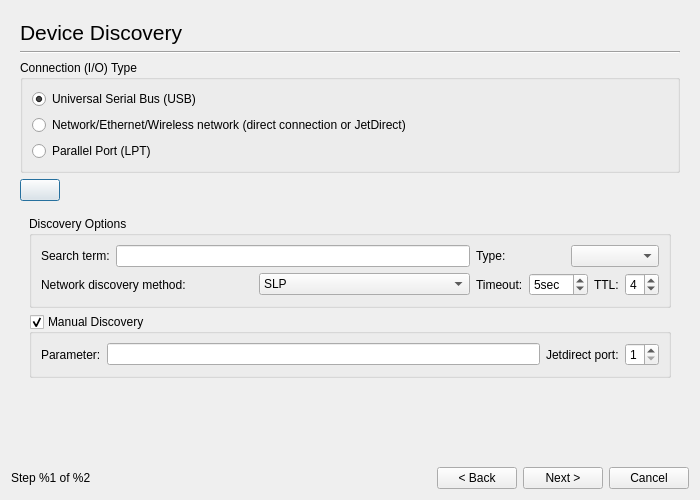
Qt form ui4/setupdialog_base.ui (jpopelka/hplip) before a commit.
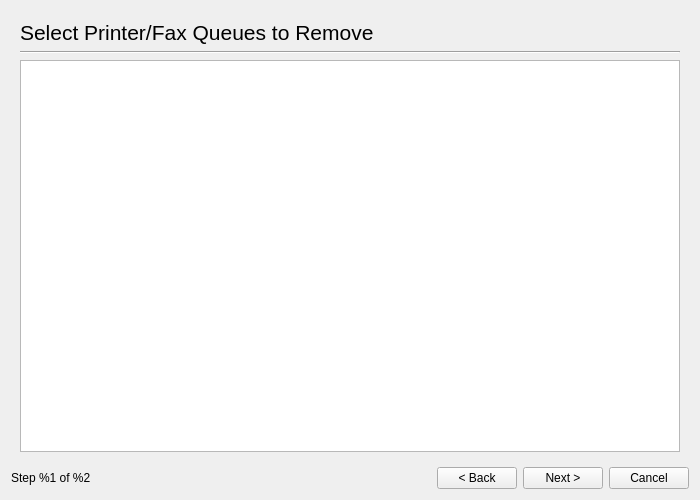
The same form after that commit. The open tabs and pages were chosen to show the change.

The edit to the form file:
```diff
--- a/ui4/setupdialog_base.ui
+++ b/ui4/setupdialog_base.ui
@@ -65,7 +65,7 @@
             </property>
            </widget>
           </item>
-          <item row="2" column="0" >
+          <item row="3" column="0" >
            <widget class="QRadioButton" name="ParallelRadioButton" >
             <property name="enabled" >
              <bool>true</bool>
@@ -552,8 +552,47 @@
           <string>Send test page to printer</string>
          </property>
          <property name="checked" >
+          <bool>false</bool>
+         </property>
+        </widget>
+       </item>
+      </layout>
+     </widget>
+     <widget class="QWidget" name="page_5" >
+      <layout class="QGridLayout" >
+       <item row="0" column="0" >
+        <widget class="QLabel" name="label_15" >
+         <property name="font" >
+          <font>
+           <pointsize>16</pointsize>
+          </font>
+         </property>
+         <property name="text" >
+          <string>Select Printer/Fax Queues to Remove</string>
+         </property>
+        </widget>
+       </item>
+       <item row="1" column="0" >
+        <widget class="Line" name="line_4" >
+         <property name="orientation" >
+          <enum>Qt::Horizontal</enum>
+         </property>
+        </widget>
+       </item>
+       <item row="2" column="0" >
+        <widget class="QTableWidget" name="RemoveDevicesTableWidget" >
+         <property name="alternatingRowColors" >
           <bool>true</bool>
          </property>
+         <property name="selectionMode" >
+          <enum>QAbstractItemView::SingleSelection</enum>
+         </property>
+         <property name="selectionBehavior" >
+          <enum>QAbstractItemView::SelectRows</enum>
+         </property>
+         <property name="sortingEnabled" >
+          <bool>false</bool>
+         </property>
         </widget>
        </item>
       </layout>
```
Left out of the diff: 11 changed lines with no effect on the pictures.
